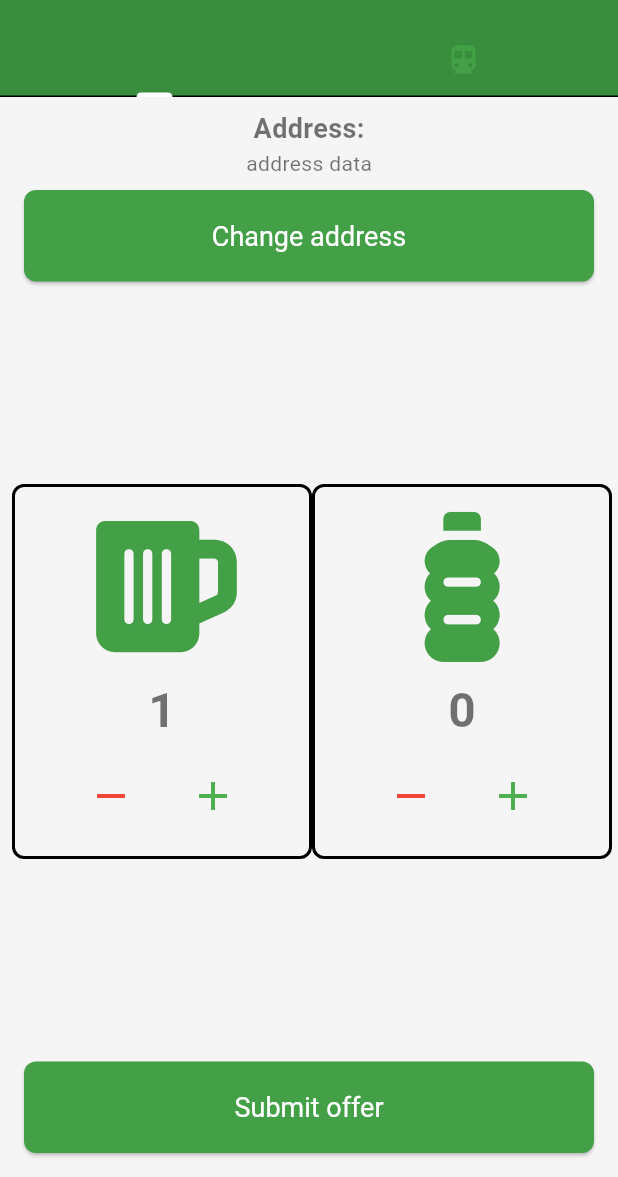
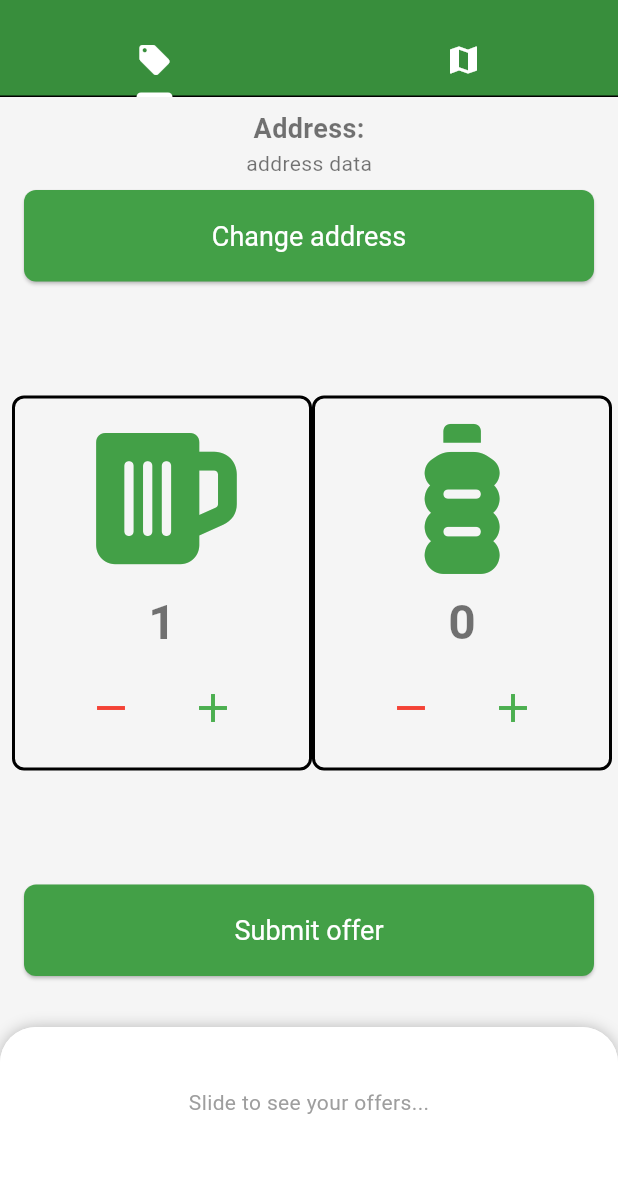
Before and after one commit to stanislav-zeman/recyclomator, a Flutter app: the screen it shows after launch, after a tap on the "add" icon, on a phone screen of 412 x 824 dp, the part 59-1236 px from its top. Run offline on Flutter 3.47's test engine with Material 3 defaults, Android fonts, the phone set to English and light mode, and no system bars; drawn by our look-alikes of sliding_up_panel; our stand-ins replace cloud_firestore, firebase_core, font_awesome_flutter, get_it, google_maps_flutter, shared_preferences; accounts and stored records are empty.

Commit message:
feat: add sliding menus

```diff
--- a/lib/presentation/templates/tab_page_template.dart
+++ b/lib/presentation/templates/tab_page_template.dart
@@ -26,8 +26,8 @@ class TabPageTemplate extends StatelessWidget {
             bottom: TabBar(
               onTap: (int value) => _offerController.saveState(OfferType.values[value]),
               tabs: const <Widget>[
-                Tab(icon: Icon(Icons.directions_car)),
-                Tab(icon: Icon(Icons.directions_transit)),
+                Tab(icon: Icon(Icons.local_offer, color: Colors.white)),
+                Tab(icon: Icon(Icons.map, color: Colors.white)),
               ],
             ),
             title: title,
--- /dev/null
+++ b/lib/presentation/widgets/common/sliding_panel_offers_widget.dart
@@ -0,0 +1,38 @@
+import 'package:flutter/material.dart';
+import 'package:recyclomator/domain/entities/offer.dart';
+import 'package:recyclomator/presentation/widgets/common/stream_widget.dart';
+import 'package:recyclomator/presentation/widgets/offers/offer_list.dart';
+import 'package:sliding_up_panel/sliding_up_panel.dart';
+
+class SlidingPanelOffersWidget extends StatelessWidget {
+  const SlidingPanelOffersWidget({super.key, required this.stream});
+
+  final Stream<List<Offer>> stream;
+
+  @override
+  Widget build(BuildContext context) {
+    final BorderRadiusGeometry radius = BorderRadius.only(
+      topLeft: Radius.circular(24.0),
+      topRight: Radius.circular(24.0),
+    );
+    return StreamWidget(
+      stream: stream,
+      onData: (snapshot) => SlidingUpPanel(
+        borderRadius: radius,
+        collapsed: Container(
+          decoration: BoxDecoration(
+            borderRadius: radius,
+            color: Colors.white,
+          ),
+          child: Center(
+            child: Text(
+              'Slide to see your offers...',
+              style: TextStyle(color: Colors.grey),
+            ),
+          ),
+        ),
+        panelBuilder: (sc) => OfferList(offers: snapshot, scrollController: sc,),
+      ),
+    );
+  }
+}
--- a/lib/presentation/widgets/offers/new_offer_widget.dart
+++ b/lib/presentation/widgets/offers/new_offer_widget.dart
@@ -1,6 +1,8 @@
 import 'package:flutter/material.dart';
 import 'package:font_awesome_flutter/font_awesome_flutter.dart';
 import 'package:get_it/get_it.dart';
+import 'package:recyclomator/presentation/widgets/common/sliding_panel_offers_widget.dart';
+import 'package:sliding_up_panel/sliding_up_panel.dart';
 
 import '../../../domain/entities/address.dart';
 import '../../../domain/entities/offer.dart';
@@ -11,7 +13,9 @@ import '../../../domain/value_objects/offer_state.dart';
 import '../../../infrastructure/repositories/firestore.dart';
 import '../../../infrastructure/services/user_service.dart';
 import '../../pages/addresses_page.dart';
+import '../common/stream_widget.dart';
 import 'item_button.dart';
+import 'offer_list.dart';
 
 class NewOfferWidget extends StatefulWidget {
   const NewOfferWidget({super.key});
@@ -32,7 +36,9 @@ class _NewOfferWidgetState extends State<NewOfferWidget> {
     final User user = _userService.getUser();
     final User recycler = _userService.getRecycler();
 
-    return Padding(
+    return Stack(
+      children: [
+        Padding(
           padding: const EdgeInsets.all(8.0),
           child: Column(
             mainAxisAlignment: MainAxisAlignment.spaceBetween,
@@ -90,8 +96,16 @@ class _NewOfferWidgetState extends State<NewOfferWidget> {
                   Navigator.of(context).pop();
                 },
               ),
+              SizedBox(
+                height: 50,
+              ),
             ],
           ),
+        ),
+        SlidingPanelOffersWidget(
+          stream: _offerRepository.observeDocuments(),
+        ),
+      ],
     );
   }
 
--- a/lib/presentation/widgets/offers/offer_list.dart
+++ b/lib/presentation/widgets/offers/offer_list.dart
@@ -6,13 +6,15 @@ import '../../../domain/value_objects/item_type.dart';
 import '../../pages/offer_detail_page.dart';
 
 class OfferList extends StatelessWidget {
-  const OfferList({super.key, required this.offers});
+  const OfferList({super.key, required this.offers, this.scrollController});
 
   final List<Offer> offers;
+  final ScrollController? scrollController;
 
   @override
   Widget build(BuildContext context) {
     return ListView.separated(
+      controller: scrollController,
       itemCount: offers.length,
       separatorBuilder: (_, __) => Divider(),
       itemBuilder: (BuildContext context, int index) {
--- a/pubspec.yaml
+++ b/pubspec.yaml
@@ -46,6 +46,7 @@ dependencies:
 
   google_maps_flutter_android: any
   google_maps_flutter_platform_interface: any
+  sliding_up_panel: ^2.0.0+1
 
 dev_dependencies:
   flutter_test:
```
Also changed, not shown: lib/presentation/pages/new_offer_page.dart (deleted, +0 -121 lines), lib/presentation/widgets/offers/display_offers_widget.dart (+33 -3 lines), pubspec.lock, 1 other file. Lines whose indentation alone changed are shown as unchanged.
